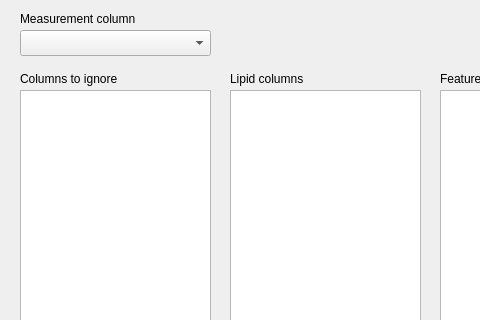
lifs-tools/lipidspace, file ui/importdatatable.ui: the form before one commit; both pictures show x 0 to 480 and y 0 to 320 of the 649 by 521 pixel window.
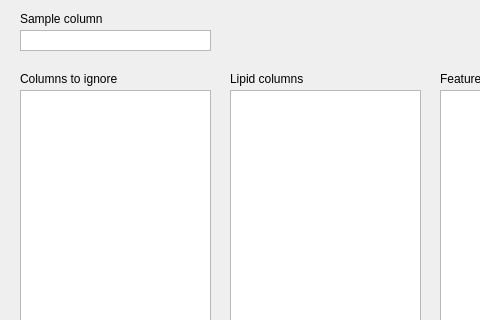
The form after the commit. Custom widgets are drawn as their Qt base class.

Commit message: introduced drag&dropable single item qlists

```diff
--- a/ui/importdatatable.ui
+++ b/ui/importdatatable.ui
@@ -108,16 +108,6 @@
     <string>Feature columns</string>
    </property>
   </widget>
-  <widget class="QComboBox" name="comboBox">
-   <property name="geometry">
-    <rect>
-     <x>20</x>
-     <y>30</y>
-     <width>191</width>
-     <height>26</height>
-    </rect>
-   </property>
-  </widget>
   <widget class="QLabel" name="label_4">
    <property name="geometry">
     <rect>
@@ -128,10 +118,27 @@
     </rect>
    </property>
    <property name="text">
-    <string>Measurement column</string>
+    <string>Sample column</string>
+   </property>
+  </widget>
+  <widget class="SingleListWidget" name="sampleListWidget">
+   <property name="geometry">
+    <rect>
+     <x>20</x>
+     <y>30</y>
+     <width>191</width>
+     <height>21</height>
+    </rect>
    </property>
   </widget>
  </widget>
+ <customwidgets>
+  <customwidget>
+   <class>SingleListWidget</class>
+   <extends>QListWidget</extends>
+   <header>lipidspace/AssistanceFunctions.h</header>
+  </customwidget>
+ </customwidgets>
  <resources/>
  <connections/>
 </ui>
```
The commit also changes 5 other files.
